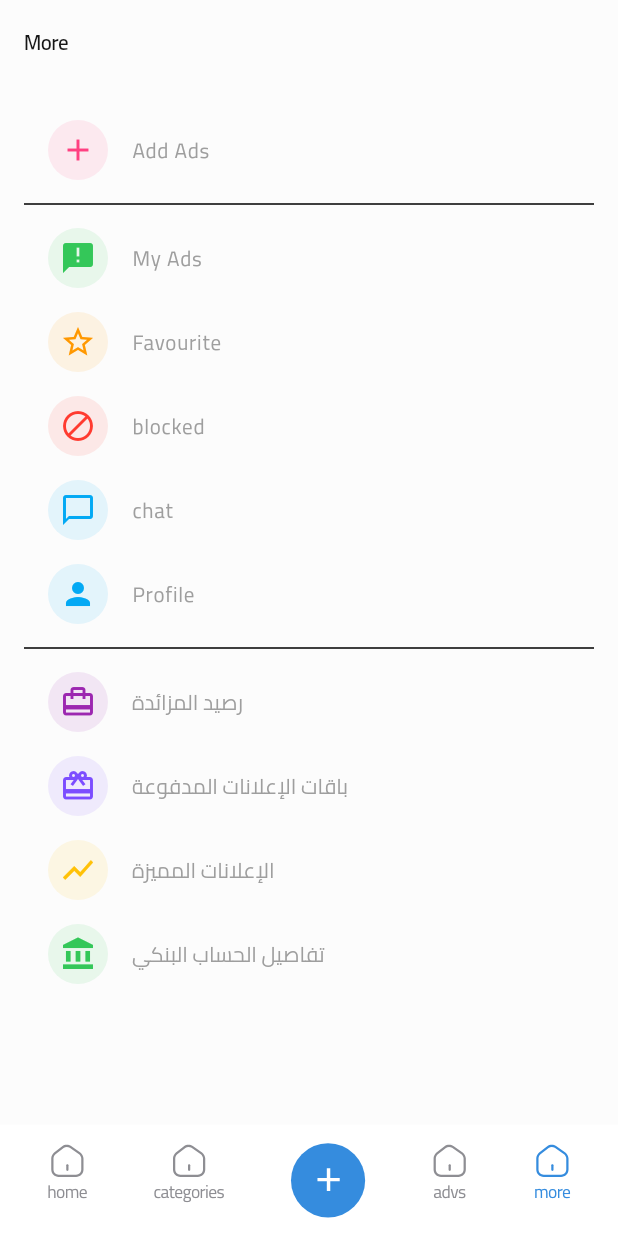
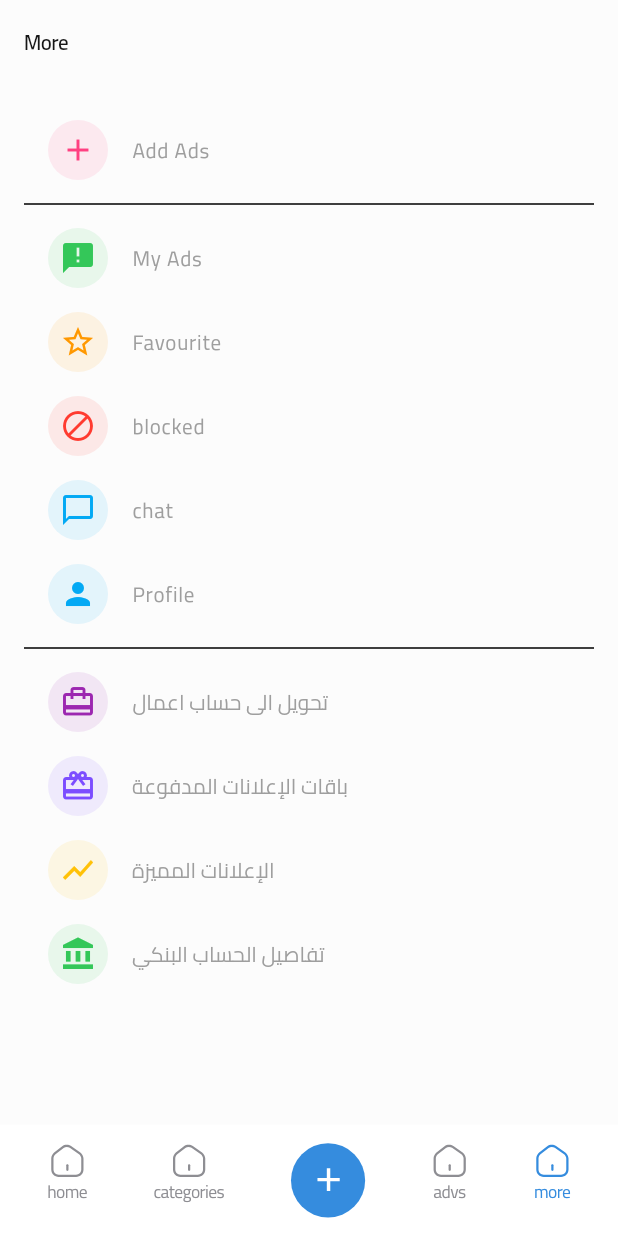
Before and after one commit to meory101/adplus-mobile, a Flutter app: the screen it shows after launch, item 5 of the bottom bar chosen, on a phone screen of 412 x 824 dp. Run offline on Flutter 3.47's test engine with Material 3 defaults, Android fonts, the phone set to English and light mode, and no system bars; our stand-ins replace cached_network_image, carousel_slider, connectivity_plus, dartz, dots_indicator, dropdown_button2 and 11 more; missing offline and left inert: flutter_exit_app; network calls fail.

Commit message:
Edit profile screen +more screen

```diff
--- a/lib/feature/more/presentation/screen/more_screen.dart
+++ b/lib/feature/more/presentation/screen/more_screen.dart
@@ -66,7 +66,7 @@ class MoreScreen extends StatelessWidget {
           Divider(),
           CustomListTile(
             icon: Icons.wallet_travel,
-            label: 'رصيد المزائدة',
+            label: 'تحويل الى حساب اعمال ',
             color: AppColorManager.purple,
             onTap: () {},
           ),
```
